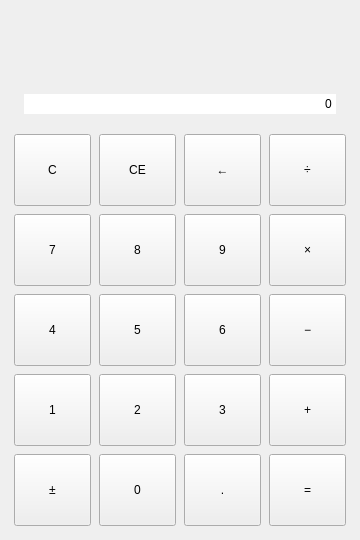
The window that mainwindow.ui (Bri3kF1ame/QT-homework) describes before a commit, drawn with Qt 5.
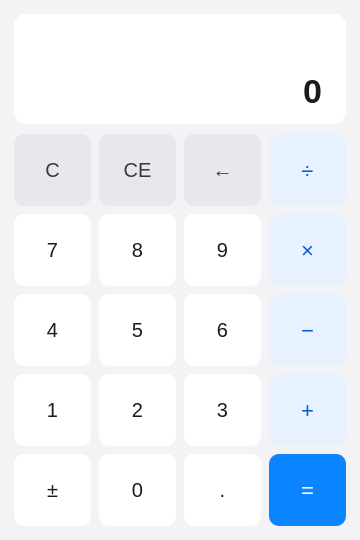
The same window after the commit.

Commit message: style: 使用样式表美化界面并统一控件命名与配色

```diff
--- a/mainwindow.ui
+++ b/mainwindow.ui
@@ -19,6 +19,9 @@
   <property name="windowTitle">
    <string>计算器</string>
   </property>
+  <property name="styleSheet">
+   <string notr="true">QMainWindow{background:#f3f3f5;}#centralWidget{background:#f3f3f5;}#displayFrame{background:#ffffff;border-radius:12px;}#lblExpr{color:#8b8b90;font-size:14px;padding-right:10px;}#display{background:transparent;border:none;color:#1c1c1e;font-size:34px;font-weight:600;padding:2px 10px;}QPushButton{background:#ffffff;border:none;border-radius:10px;color:#1c1c1e;font-size:20px;}QPushButton:hover{background:#ececf0;}QPushButton:pressed{background:#dcdce2;}QPushButton#btnClear,QPushButton#btnClearEntry,QPushButton#btnBackspace{background:#e7e7ec;color:#3a3a3c;}QPushButton#btnClear:hover,QPushButton#btnClearEntry:hover,QPushButton#btnBackspace:hover{background:#dcdce2;}QPushButton#btnAdd,QPushButton#btnSub,QPushButton#btnMul,QPushButton#btnDiv{background:#e8f1ff;color:#0a5bd3;font-size:22px;}QPushButton#btnAdd:hover,QPushButton#btnSub:hover,QPushButton#btnMul:hover,QPushButton#btnDiv:hover{background:#d8e8ff;}QPushButton#btnEquals{background:#0a84ff;color:#ffffff;font-size:22px;}QPushButton#btnEquals:hover{background:#2f95ff;}QPushButton#btnEquals:pressed{background:#0060cc;}</string>
+  </property>
   <property name="focusPolicy">
    <enum>Qt::FocusPolicy::StrongFocus</enum>
   </property>
```
